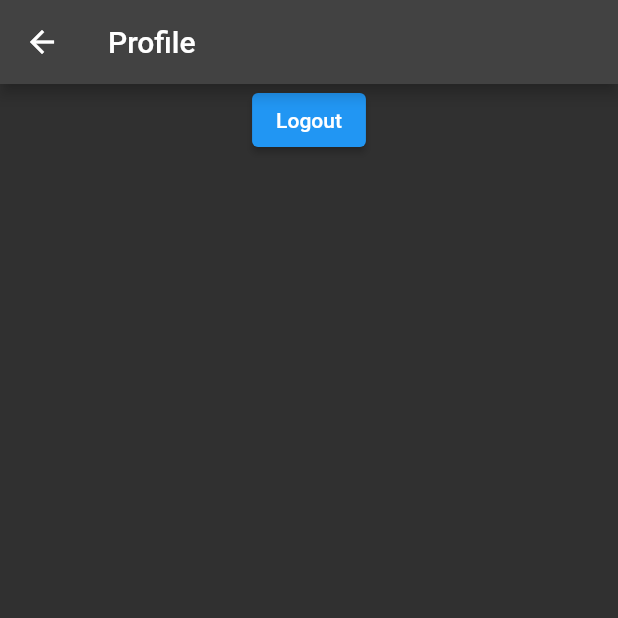
After one commit to bogpie/online_banking_pini, a Flutter app: the screen it shows once a user with an empty profile is signed in, tab 3 chosen, after a tap on the "person" icon, on a phone screen of 412 x 824 dp, the top half of it. The commit adds this screen. Run offline on Flutter 3.47's test engine with Material 2 defaults, Android fonts, the phone set to English and light mode, and no system bars; our stand-ins replace firebase_auth, firebase_core, firebase_database; accounts and stored records are empty.

Commit message:
Improved design of main page and started implementing exchange page

```diff
--- a/lib/main.dart
+++ b/lib/main.dart
@@ -2,6 +2,7 @@ import 'package:firebase_core/firebase_core.dart';
 import 'package:flutter/material.dart';
 import 'package:online_banking_pini/pages/home_page.dart';
 import 'package:online_banking_pini/pages/login_page.dart';
+import 'package:online_banking_pini/pages/profile_page.dart';
 import 'package:online_banking_pini/pages/register_page.dart';
 import 'package:online_banking_pini/pages/select_start_page.dart';
 
@@ -30,11 +31,16 @@ class MyApp extends StatelessWidget {
       theme: ThemeData(
         primarySwatch: Colors.blue,
       ),
+      darkTheme: ThemeData(
+        brightness: Brightness.dark,
+      ),
+      themeMode: ThemeMode.dark,
       home: const SelectStartPage(),
       routes: {
         '/register': (context) => const RegisterPage(),
         '/login': (context) => const LoginPage(),
         '/home': (context) => const HomePage(),
+        '/profile': (context) => const ProfilePage(),
       },
     );
   }
--- /dev/null
+++ b/lib/pages/exchange_page.dart
@@ -0,0 +1,69 @@
+import 'dart:ui';
+
+import 'package:flutter/material.dart';
+
+class ExchangePage extends StatefulWidget {
+  const ExchangePage({Key? key}) : super(key: key);
+
+  @override
+  State<ExchangePage> createState() => _ExchangePageState();
+}
+
+class _ExchangePageState extends State<ExchangePage> {
+  String sellCurrency = "RON";
+
+  @override
+  Widget build(BuildContext context) {
+    return Padding(
+      padding: const EdgeInsets.all(8.0),
+      child: Column(
+        // mainAxisAlignment: MainAxisAlignment.spaceEvenly,
+
+        children: [
+          const SizedBox(
+            height: 16,
+          ),
+          Padding(
+            padding: const EdgeInsets.all(16.0),
+            child: Row(
+              children: [
+                Expanded(
+                  flex: 1,
+                  child: DropdownButtonHideUnderline(
+                    child: Card(
+                      elevation: 5,
+                      child: DropdownButton<String>(
+                        value: sellCurrency,
+                        icon: const Icon(Icons.arrow_downward),
+                        onChanged: (String? newValue) {
+                          setState(
+                            () {
+                              sellCurrency = newValue!;
+                            },
+                          );
+                        },
+                        items: <String>['RON', 'EUR', 'USD']
+                            .map<DropdownMenuItem<String>>(
+                          (String value) {
+                            return DropdownMenuItem<String>(
+                              value: value,
+                              child: Text("Selling $value"),
+                            );
+                          },
+                        ).toList(),
+                      ),
+                    ),
+                  ),
+                ),
+                const Expanded(
+                  flex: 2,
+                  child: TextField(),
+                ),
+              ],
+            ),
+          )
+        ],
+      ),
+    );
+  }
+}
--- a/lib/pages/home_page.dart
+++ b/lib/pages/home_page.dart
@@ -2,7 +2,9 @@ import 'dart:convert';
 
 import 'package:firebase_auth/firebase_auth.dart';
 import 'package:firebase_database/firebase_database.dart';
+import 'package:flutter/cupertino.dart';
 import 'package:flutter/material.dart';
+import 'package:online_banking_pini/pages/exchange_page.dart';
 
 class HomePage extends StatefulWidget {
   const HomePage({Key? key}) : super(key: key);
@@ -33,7 +35,20 @@ class _HomePageState extends State<HomePage> {
       length: 4,
       child: Scaffold(
         appBar: AppBar(
-            title: const Text('Home page'),
+          title: Row(
+            children: [
+              GestureDetector(
+                child: const CircleAvatar(child: Icon(Icons.person)),
+                onTap: () {
+                  Navigator.pushNamed(context, '/profile');
+                },
+              ),
+              const SizedBox(
+                width: 16,
+              ),
+              Text(displayName.toUpperCase()),
+            ],
+          ),
           bottom: const TabBar(
             tabs: [
               Tab(icon: Icon(Icons.home)),
@@ -52,24 +67,25 @@ class _HomePageState extends State<HomePage> {
                   return const Center(child: CircularProgressIndicator());
                 }
                 return Padding(
-                    padding: const EdgeInsets.all(8.0),
+                  padding: const EdgeInsets.all(16.0),
                   child: Center(
                     child: Column(
                       children: [
-                          Text('Hello ' + displayName),
+                        Text(
+                          'You have '
+                          '${map['currencies']['RON']} RON',
+                          textScaleFactor: 2,
+                        ),
+                        Text(
+                          'You have ${map['currencies']['EUR']} EUR',
+                          textScaleFactor: 2,
+                        ),
+                        Text(
+                          'You have ${map['currencies']['USD']} USD',
+                          textScaleFactor: 2,
+                        ),
                         const SizedBox(height: 16),
-                          Text('You have ${map['currencies']['RON']} RON'),
-                          Text('You have ${map['currencies']['EUR']} EUR'),
-                          Text('You have ${map['currencies']['USD']} USD'),
 
-                          const SizedBox(height: 16),
-                          ElevatedButton(
-                              onPressed: () {
-                                _auth.signOut();
-                                Navigator.pop(context);
-                                Navigator.pushNamed(context, '/');
-                              },
-                              child: const Text('Logout')),
                       ],
                     ),
                   ),
@@ -77,10 +93,11 @@ class _HomePageState extends State<HomePage> {
               },
             ),
             const Icon(Icons.sync_alt),
-              const Icon(Icons.euro),
+            const ExchangePage(),
             const Icon(Icons.support_agent),
           ],
-          )),
+        ),
+      ),
     );
   }
 
--- /dev/null
+++ b/lib/pages/profile_page.dart
@@ -0,0 +1,33 @@
+import 'package:firebase_auth/firebase_auth.dart';
+import 'package:flutter/material.dart';
+
+class ProfilePage extends StatefulWidget {
+  const ProfilePage({Key? key}) : super(key: key);
+
+  @override
+  State<ProfilePage> createState() => _ProfilePageState();
+}
+
+class _ProfilePageState extends State<ProfilePage> {
+  @override
+  Widget build(BuildContext context) {
+    return Scaffold(
+      appBar: AppBar(
+        title: const Text("Profile"),
+      ),
+      body: Center(
+        child: Column(
+          children: [
+            ElevatedButton(
+                onPressed: () {
+
+                  Navigator.pop(context);
+                  Navigator.pushNamed(context, '/');
+                },
+                child: const Text('Logout')),
+          ],
+        ),
+      ),
+    );
+  }
+}
--- a/lib/pages/register_page.dart
+++ b/lib/pages/register_page.dart
@@ -89,7 +89,8 @@ class _RegisterPageState extends State<RegisterPage> {
                         if (user == null) {
                           throw Exception("Null user");
                         }
-                        await user.updateDisplayName(firstName + ' ' + lastName);
+                        await user
+                            .updateDisplayName(firstName + ' ' + lastName);
 
                         DatabaseReference ref = FirebaseDatabase.instance
                             .ref("users/${credential.user!.uid}");
@@ -98,7 +99,8 @@ class _RegisterPageState extends State<RegisterPage> {
                           {
                             "firstName": firstName,
                             "lastName": lastName,
-                            "username": user.displayName?.replaceAll(" ", "_"),
+                            // "username": user.displayName?.replaceAll(" ", "_"),
+                            "username": userName,
                             "currencies": {
                               "EUR": 1000,
                               "RON": 2000,
@@ -109,9 +111,8 @@ class _RegisterPageState extends State<RegisterPage> {
                         Navigator.of(context).pop();
                         showDialog(
                           context: context,
-                          builder: (context) =>
-                              AlertDialog(
-                                title: const Text('WRegistration success'),
+                          builder: (context) => AlertDialog(
+                            title: const Text('Registration success'),
                             actions: [
                               ElevatedButton(
                                 onPressed: () {
@@ -126,8 +127,7 @@ class _RegisterPageState extends State<RegisterPage> {
                       } on FirebaseAuthException catch (e) {
                         showDialog(
                           context: context,
-                          builder: (context) =>
-                              AlertDialog(
+                          builder: (context) => AlertDialog(
                             title: const Text('Registration failed'),
                             content: Text('${e.message}'),
                             actions: [
```
Lines whose indentation alone changed are shown as unchanged.
